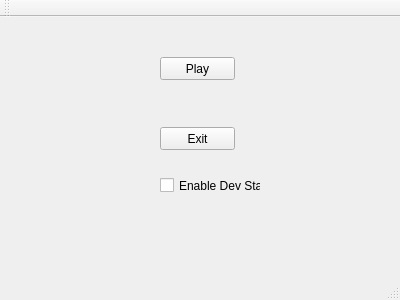
This is Chess/mainwindow.ui in Alex-BusNet/Chess as Qt 5 draws it before an edit. The edited form follows.
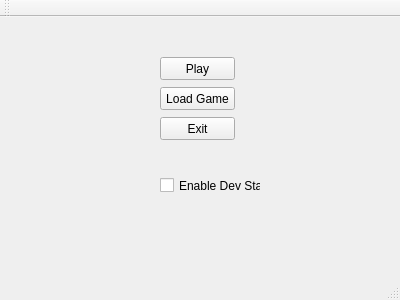
This is the edited form.

Commit message: Started to work on Save/Load game functionality. Game currently saves but upon loading some game mechanics don't function properly. Not all pieces are selectable, others are selectable during the other teams turn. Some pawns are able to move through adjacent friendly pieces if the pawn is at the starting position (can move forward up to 2 squares).

Patch:
```diff
--- a/Chess/mainwindow.ui
+++ b/Chess/mainwindow.ui
@@ -31,7 +31,7 @@
     <property name="geometry">
      <rect>
       <x>160</x>
-      <y>110</y>
+      <y>100</y>
       <width>75</width>
       <height>23</height>
      </rect>
@@ -53,6 +53,19 @@
      <string>Enable Dev Stats</string>
     </property>
    </widget>
+   <widget class="QPushButton" name="load">
+    <property name="geometry">
+     <rect>
+      <x>160</x>
+      <y>70</y>
+      <width>75</width>
+      <height>23</height>
+     </rect>
+    </property>
+    <property name="text">
+     <string>Load Game</string>
+    </property>
+   </widget>
   </widget>
   <widget class="QMenuBar" name="menuBar">
    <property name="geometry">
```
The commit also changes 12 other files.
